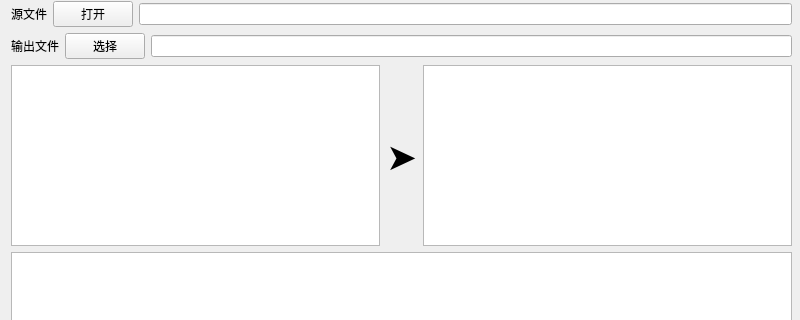
Before: the Qt Designer form mainwindow.ui in Edge2020/Pic2HpGii, drawn with Qt 5; both pictures show x 0 to 800 and y 0 to 320 of the 800 by 600 pixel window.
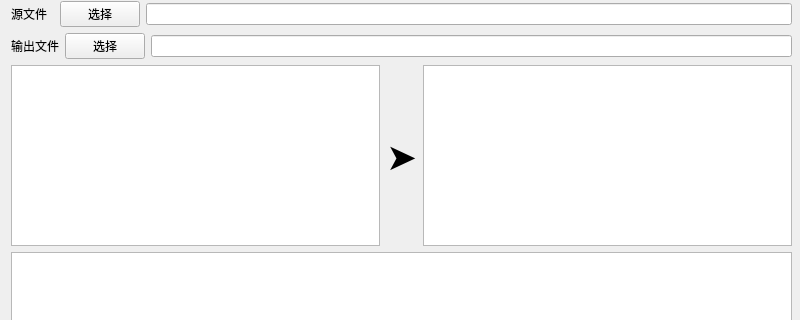
After: the same form once the commit is applied.

```diff
--- a/mainwindow.ui
+++ b/mainwindow.ui
@@ -45,19 +45,24 @@
            <item>
             <widget class="QLabel" name="label">
              <property name="text">
-              <string>源文件</string>
+              <string>源文件  </string>
              </property>
             </widget>
            </item>
            <item>
             <widget class="QPushButton" name="choose_in">
              <property name="text">
-              <string>打开</string>
+              <string>选择</string>
              </property>
             </widget>
            </item>
            <item>
             <widget class="QLineEdit" name="input">
+             <property name="font">
+              <font>
+               <underline>false</underline>
+              </font>
+             </property>
              <property name="readOnly">
               <bool>true</bool>
              </property>
```
